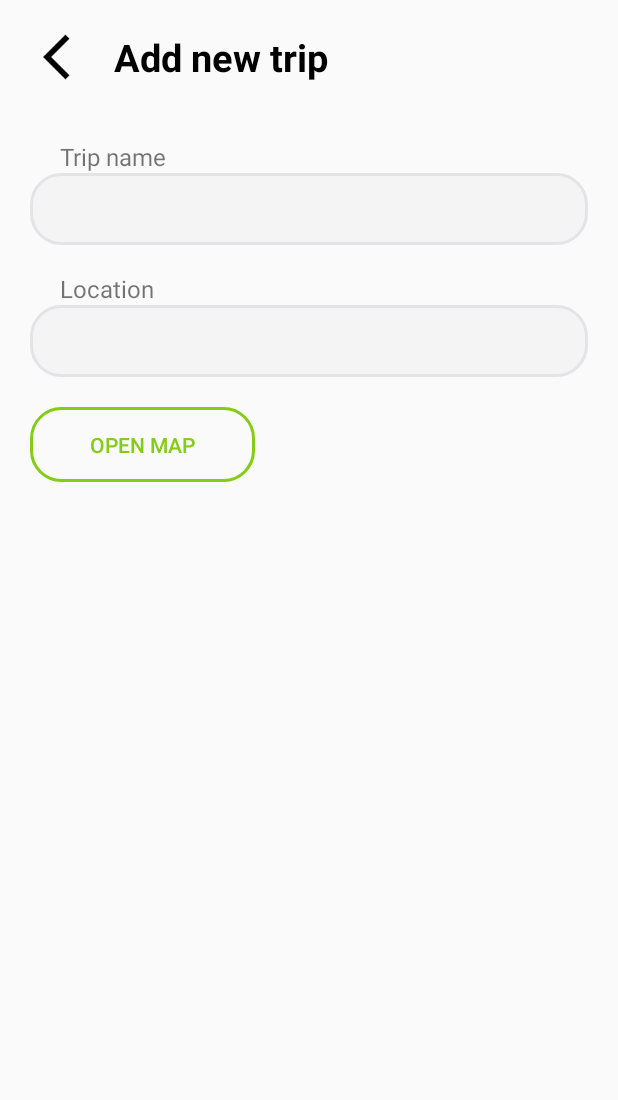
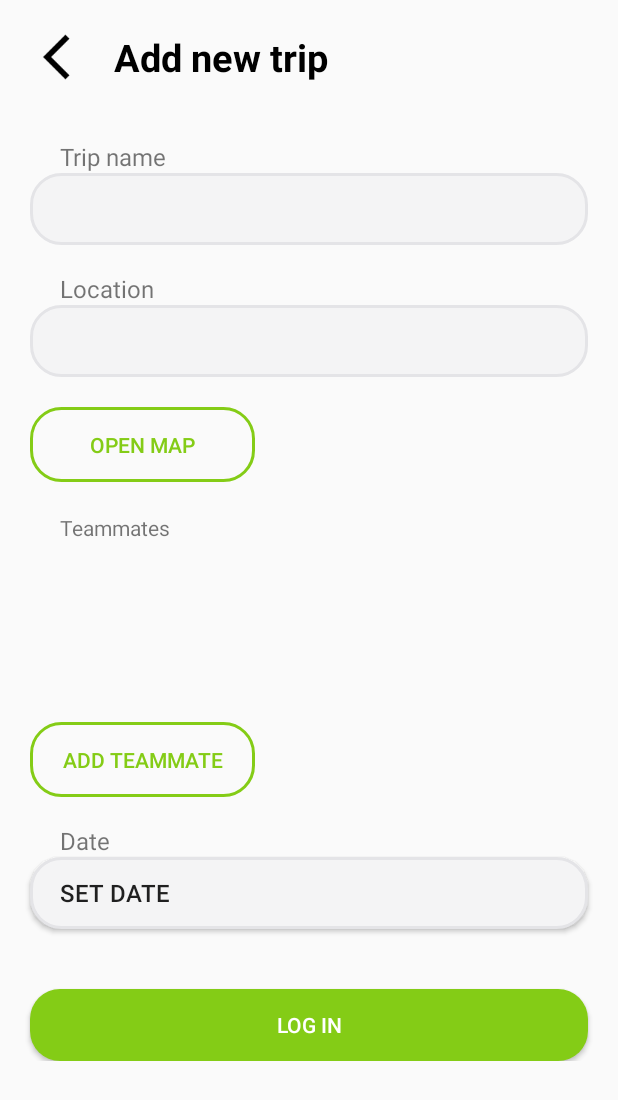
Before and after one commit to AleksaMilojkovic17252/MOSISProjAleMat, an Android app: the fragment FragmentAddTripForm shown on its own in the app's theme, on a phone screen of 412 x 824 dp. Shown: the top 1100 px of the screen. Run offline under Robolectric (Android 15) with nearby library versions, the phone set to English and light mode, and no system bars.

Commit message:
Sredjen add trip form

```diff
--- a/CampingApp/app/src/main/res/layout/fragment_add_trip_form.xml
+++ b/CampingApp/app/src/main/res/layout/fragment_add_trip_form.xml
@@ -10,7 +10,8 @@
 
     <androidx.constraintlayout.widget.ConstraintLayout
         android:layout_width="match_parent"
-        android:layout_height="wrap_content">
+        android:layout_height="wrap_content"
+        android:paddingBottom="40dp">
 
         <TextView
             android:id="@+id/title_add_trip"
@@ -86,6 +87,7 @@
             app:layout_constraintStart_toStartOf="@id/textView_Location"/>
 
         <Button
+            android:id="@+id/OpenMapButton"
             android:layout_width="150dp"
             android:layout_height="50dp"
             android:layout_marginTop="20dp"
@@ -95,6 +97,79 @@
             android:text="@string/Open_Map"
             android:background="@drawable/et_button_shape_greenstroke"/>
 
+        <TextView
+            android:id="@+id/textView16"
+            android:layout_width="wrap_content"
+            android:layout_height="wrap_content"
+            android:text="@string/Teammates"
+            app:layout_constraintBottom_toTopOf="@+id/Teammate_list_view"
+            app:layout_constraintStart_toStartOf="@+id/Teammate_list_view"
+            android:layout_marginStart="20dp" />
+
+        <androidx.recyclerview.widget.RecyclerView
+            android:id="@+id/Teammate_list_view"
+            android:layout_width="match_parent"
+            android:layout_height="100dp"
+            android:layout_marginStart="20dp"
+            android:paddingStart="20dp"
+            app:layout_constraintTop_toBottomOf="@+id/OpenMapButton"
+            app:layout_constraintStart_toStartOf="parent"
+            app:layout_constraintEnd_toEndOf="parent"
+            android:layout_marginTop="40dp"/>
+
+        <Button
+            android:id="@+id/OpenTeammatesButton"
+            android:layout_width="150dp"
+            android:layout_height="50dp"
+            android:layout_marginTop="20dp"
+            app:layout_constraintTop_toBottomOf="@id/Teammate_list_view"
+            app:layout_constraintStart_toStartOf="@id/Teammate_list_view"
+            android:textColor="@color/Green"
+            android:text="@string/Add_teammate"
+            android:background="@drawable/et_button_shape_greenstroke"/>
+
+        <Button
+            android:id="@+id/Button_Date"
+            android:layout_width="match_parent"
+            android:layout_height="48dp"
+            android:layout_marginStart="20dp"
+            android:layout_marginTop="40dp"
+            android:layout_marginEnd="20dp"
+            android:background="@drawable/et_style"
+            android:paddingStart="20dp"
+            android:paddingEnd="20dp"
+            android:textSize="16dp"
+            android:text="Set Date"
+            android:textAlignment="textStart"
+            app:layout_constraintEnd_toEndOf="parent"
+            app:layout_constraintStart_toStartOf="parent"
+            app:layout_constraintTop_toBottomOf="@id/OpenTeammatesButton" />
+
+        <TextView
+            android:layout_width="wrap_content"
+            android:layout_height="wrap_content"
+            android:layout_marginStart="20dp"
+            android:text="@string/Date"
+            android:textSize="16dp"
+            app:layout_constraintBottom_toTopOf="@id/Button_Date"
+            app:layout_constraintStart_toStartOf="@id/Button_Date"/>
+
+        <Button
+            android:id="@+id/loginButton"
+            android:layout_width="match_parent"
+            android:layout_height="48dp"
+            android:text="@string/log_in"
+            android:background="@drawable/et_button_shape_green"
+            android:textColor="@color/white"
+            android:layout_marginStart="20dp"
+            android:layout_marginTop="40dp"
+            android:layout_marginBottom="20dp"
+            android:layout_marginEnd="20dp"
+            app:layout_constraintStart_toStartOf="parent"
+            app:layout_constraintEnd_toEndOf="parent"
+            app:layout_constraintTop_toBottomOf="@id/Button_Date"></Button>
+
+
 
     </androidx.constraintlayout.widget.ConstraintLayout>
 </ScrollView>
--- a/CampingApp/app/src/main/res/values/strings.xml
+++ b/CampingApp/app/src/main/res/values/strings.xml
@@ -40,4 +40,7 @@
     <string name="trip_name">Trip name</string>
     <string name="Location">Location</string>
     <string name="Open_Map">Open map</string>
+    <string name="Teammates">Teammates</string>
+    <string name="Add_teammate">Add Teammate</string>
+    <string name="Date">Date</string>
 </resources>
```
